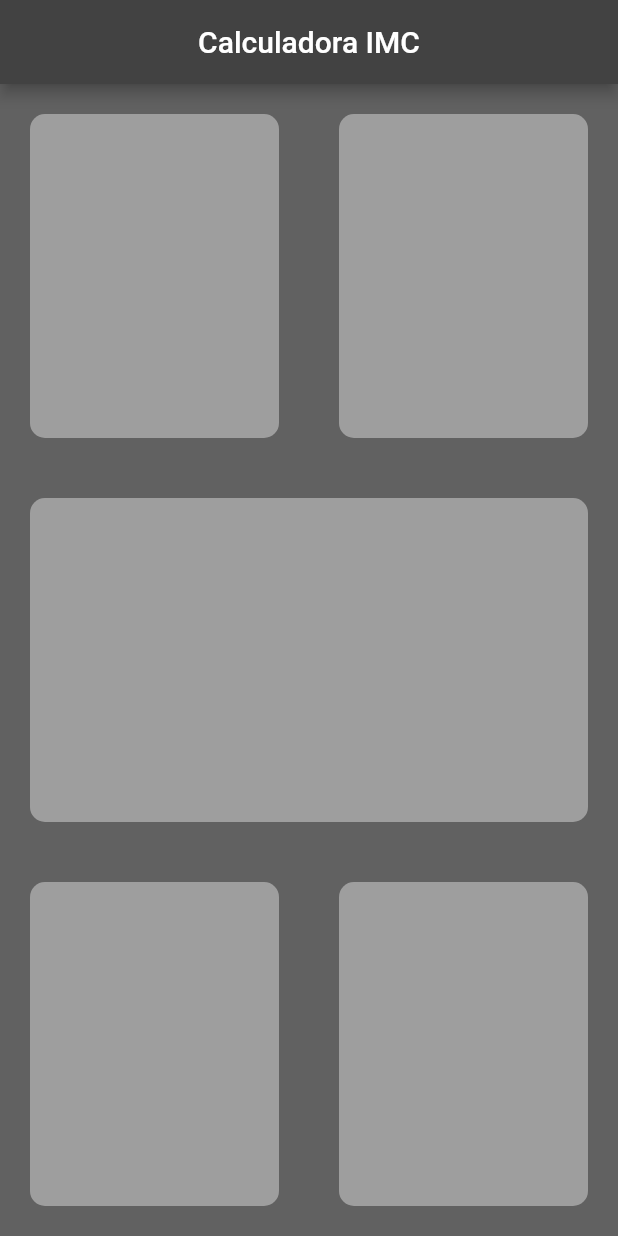
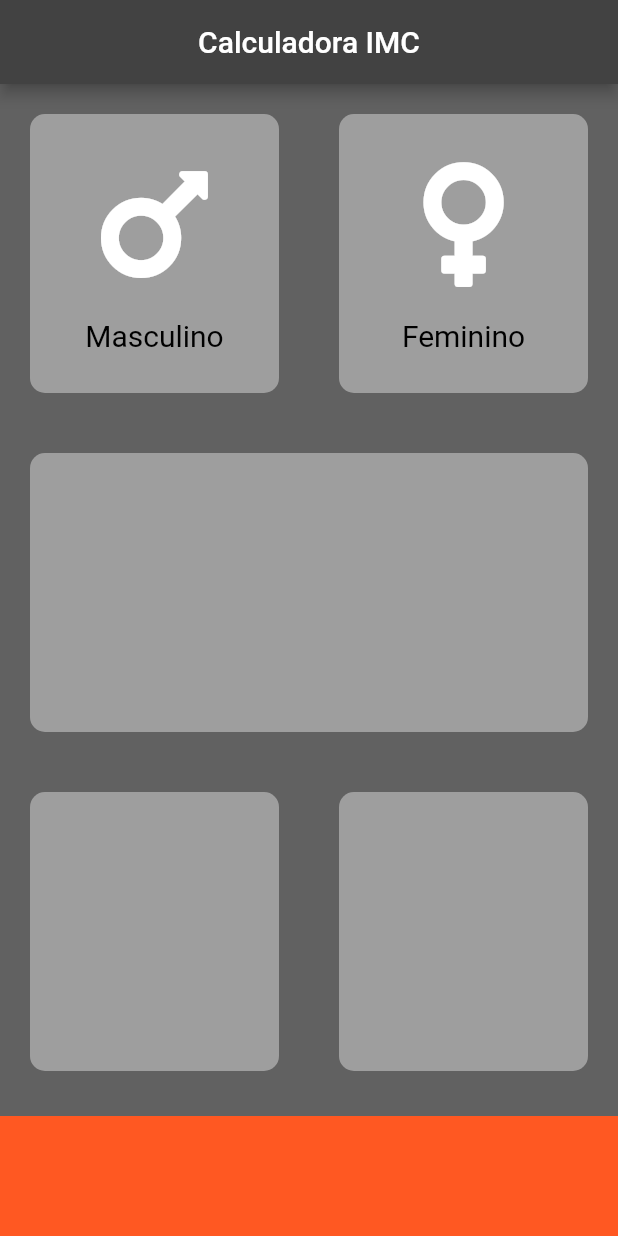
Before and after one commit to whalyson18/flutter-imc, a Flutter app: the screen it shows after launch, on a phone screen of 412 x 824 dp. Run offline on Flutter 3.47's test engine with Material 2 defaults, Android fonts, the phone set to English and light mode, and no system bars; our stand-ins replace font_awesome_flutter.

Commit message:
add painel e conteudo

```diff
--- /dev/null
+++ b/lib/components/painel/conteudo.dart
@@ -0,0 +1,30 @@
+// ignore_for_file: prefer_const_constructors, prefer_const_literals_to_create_immutables
+
+import 'package:flutter/material.dart';
+import 'package:font_awesome_flutter/font_awesome_flutter.dart';
+
+class Conteudo extends StatelessWidget {
+  Conteudo({required this.icon, required this.description});
+
+  final IconData icon;
+  final String description;
+  @override
+  Widget build(BuildContext context) {
+    return Column(
+      mainAxisAlignment: MainAxisAlignment.center,
+      children: [
+        Icon(
+          icon,
+          size: 95,
+        ),
+        SizedBox(
+          height: 15,
+        ),
+        Text(
+          description,
+          style: TextStyle(fontSize: 20, color: Colors.black),
+        )
+      ],
+    );
+  }
+}
--- a/lib/components/card.dart
+++ b/lib/components/painel/painel.dart
@@ -1,13 +1,16 @@
 import 'package:flutter/material.dart';
+import 'package:meta/meta.dart';
 
 class Painel extends StatelessWidget {
-  Painel({required this.color});
+  Painel({@required this.color, this.card});
 
-  final Color color;
+  final Color? color;
+  final Widget? card;
 
   @override
   Widget build(BuildContext context) {
     return Container(
+      child: card,
       margin: EdgeInsets.all(20),
       decoration:
           BoxDecoration(color: color, borderRadius: BorderRadius.circular(10)),
--- a/lib/home.dart
+++ b/lib/home.dart
@@ -1,7 +1,11 @@
 // ignore_for_file: prefer_const_constructors, prefer_const_constructors_in_immutables
+import 'package:flutter/material.dart';
+import 'package:font_awesome_flutter/font_awesome_flutter.dart';
+import 'package:imc/components/painel/conteudo.dart';
+import 'package:imc/components/painel/painel.dart';
+import 'package:imc/shared/theme/app_colors.dart';
 
-import 'package:flutter/material.dart';
-import 'package:imc/components/card.dart';
+const heigthtContainerFotter = 80.0;
 
 class Tela extends StatefulWidget {
   Tela({Key? key}) : super(key: key);
@@ -21,33 +25,56 @@ class _TelaState extends State<Tela> {
         body: Column(
           children: [
             Expanded(
-              child: Row(children: [
-                Expanded(
+              child: Row(
+                children: [
+                  Expanded(
                     child: Painel(
-                  color: Color(0xFF9E9E9E),
-                )),
-                Expanded(
+                      card: Conteudo(
+                        icon: FontAwesomeIcons.mars,
+                        description: 'Masculino',
+                      ),
+                      color: AppColors.activeCard,
+                    ),
+                  ),
+                  Expanded(
                     child: Painel(
-                  color: Color(0xFF9E9E9E),
-                ))
-              ]),
+                      card: Conteudo(
+                        icon: FontAwesomeIcons.venus,
+                        description: 'Feminino',
+                      ),
+                      color: AppColors.activeCard,
+                    ),
+                  )
+                ]
+              ),
             ),
             Expanded(
-                child: Painel(
-              color: Color(0xFF9E9E9E),
-            )),
+              child: Painel(
+                color: AppColors.activeCard,
+              ),
+            ),
             Expanded(
-              child: Row(children: [
-                Expanded(
+              child: Row(
+                children: [
+                  Expanded(
                     child: Painel(
-                  color: Color(0xFF9E9E9E),
-                )),
-                Expanded(
+                      color: AppColors.activeCard,
+                    ),
+                  ),
+                  Expanded(
                     child: Painel(
-                  color: Color(0xFF9E9E9E),
-                ))
-              ]),
+                      color: AppColors.activeCard,
+                    ),
+                  ),
+                ]
+              ),
             ),
+            Container(
+              color: AppColors.containerFotter,
+              margin: EdgeInsets.only(top: 10),
+              width: double.infinity,
+              height: heigthtContainerFotter,
+            )
           ],
         ) // This trailing comma makes auto-formatting nicer for build methods.
         );
--- a/lib/main.dart
+++ b/lib/main.dart
@@ -2,6 +2,7 @@
 
 import 'package:flutter/material.dart';
 import 'package:imc/home.dart';
+import 'package:imc/shared/theme/app_colors.dart';
 
 void main() {
   runApp(const MyApp());
@@ -14,10 +15,11 @@ class MyApp extends StatelessWidget {
   @override
   Widget build(BuildContext context) {
     return MaterialApp(
-      title: 'Flutter Demo',
+      title: 'Calculadora IMC',
+      debugShowCheckedModeBanner: false,
       theme: ThemeData.dark().copyWith(
-          primaryColor: Color(0xFF616161),
-          scaffoldBackgroundColor: Color(0xFF616161)),
+          primaryColor: AppColors.backgroundColor,
+          scaffoldBackgroundColor: AppColors.backgroundColor),
       home: Tela(),
     );
   }
--- /dev/null
+++ b/lib/shared/constantes/app_const.dart
@@ -0,0 +1,10 @@
+import 'package:flutter/material.dart';
+
+class AppConst{
+  static const textStyleConteudoPainel = TextStyle(
+    fontSize: 20,
+    color: Colors.black,
+  );
+  static final containerFotter    = Color(0xFFFF5822);
+  static final backgroundColor    = Color(0xFF616161);
+}
--- /dev/null
+++ b/lib/shared/theme/app_colors.dart
@@ -0,0 +1,9 @@
+// ignore_for_file: prefer_const_constructors
+
+import  'package:flutter/material.dart';
+
+class AppColors{
+  static final activeCard    = Color(0xFF9E9E9E);
+  static final containerFotter    = Color(0xFFFF5822);
+  static final backgroundColor    = Color(0xFF616161);
+}
--- a/pubspec.yaml
+++ b/pubspec.yaml
@@ -3,7 +3,7 @@ description: A new Flutter project.
 
 # The following line prevents the package from being accidentally published to
 # pub.dev using `flutter pub publish`. This is preferred for private packages.
-publish_to: 'none' # Remove this line if you wish to publish to pub.dev
+publish_to: "none" # Remove this line if you wish to publish to pub.dev
 
 # The following defines the version and build number for your application.
 # A version number is three numbers separated by dots, like 1.2.43
@@ -29,7 +29,7 @@ environment:
 dependencies:
   flutter:
     sdk: flutter
-
+  font_awesome_flutter:
 
   # The following adds the Cupertino Icons font to your application.
   # Use with the CupertinoIcons class for iOS style icons.
@@ -51,7 +51,6 @@ dev_dependencies:
 
 # The following section is specific to Flutter.
 flutter:
-
   # The following line ensures that the Material Icons font is
   # included with your application, so that you can use the icons in
   # the material Icons class.
```
Also changed, not shown: pubspec.lock.
